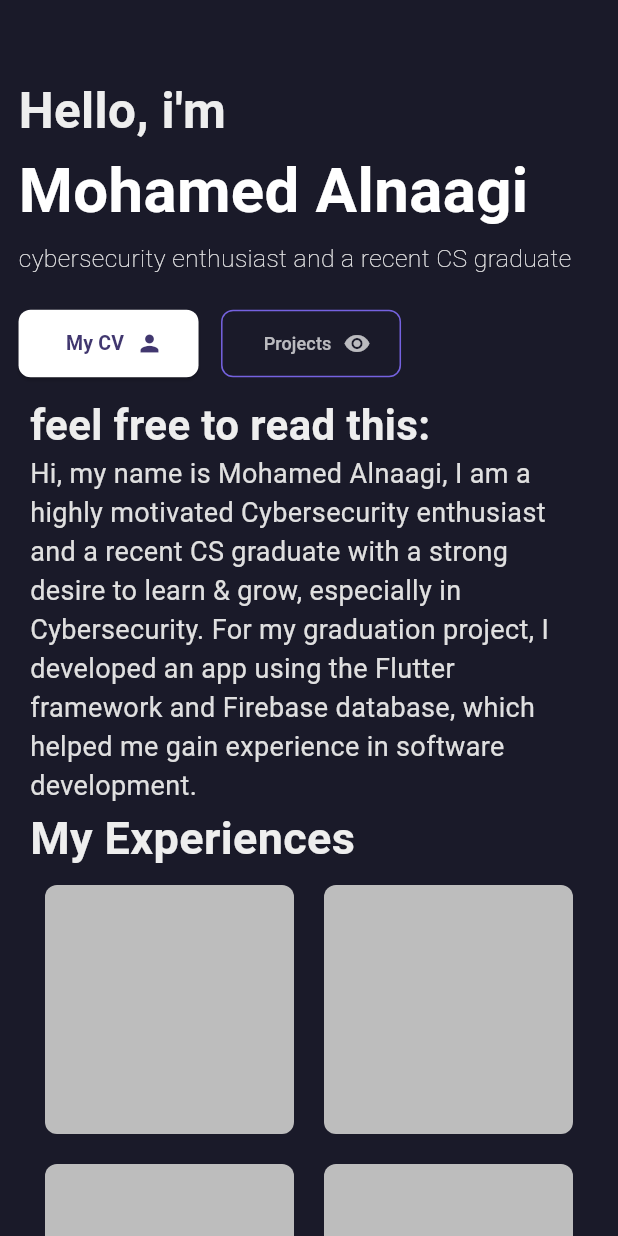
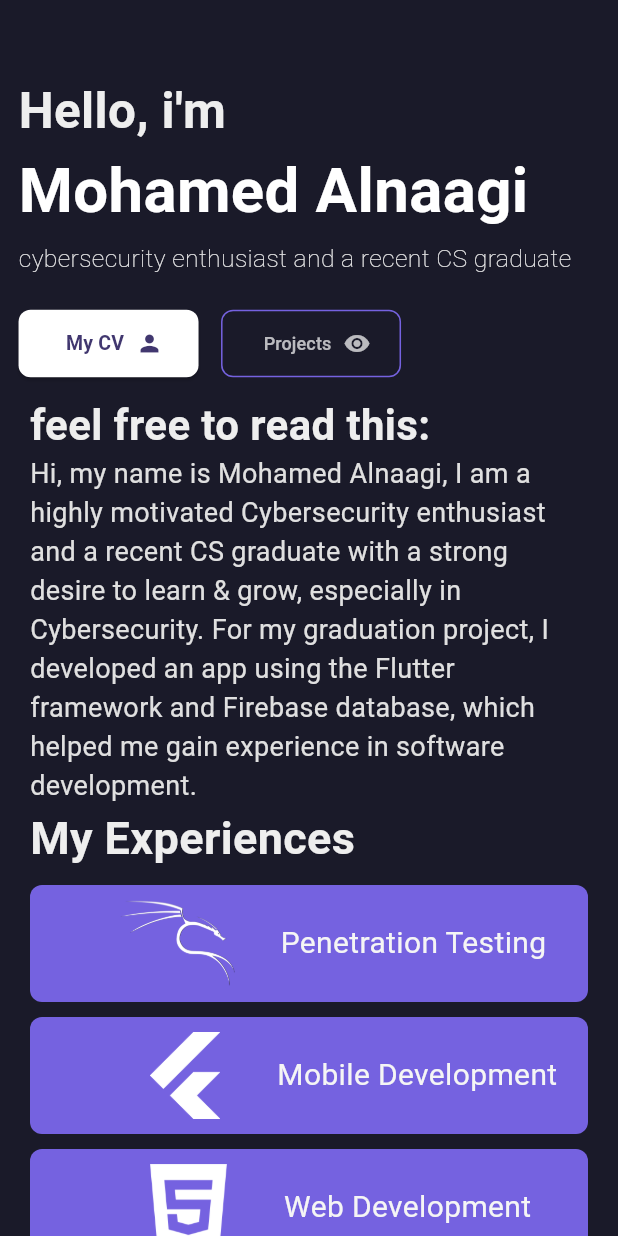
Before and after one commit to Alnaagi/Portfolio_Flutter_Webapp, a Flutter app: the screen it shows after launch, on a phone screen of 412 x 824 dp. Run offline on Flutter 3.47's test engine with Material 3 defaults, Android fonts, the phone set to English and light mode, and no system bars.

Commit message:
Update Code

```diff
--- a/lib/src/pages/home/about_me/about_me.dart
+++ b/lib/src/pages/home/about_me/about_me.dart
@@ -1,5 +1,5 @@
 import 'package:flutter/material.dart';
-import 'package:portfolio_flutter_webapp/src/pages/my_experiences/my_expirences.dart';
+import 'package:portfolio_flutter_webapp/src/pages/home/my_experiences/my_expirences.dart';
 
 class AboutMePage extends StatelessWidget {
   const AboutMePage({super.key});
--- a/lib/src/pages/home/home_page/homepage.dart
+++ b/lib/src/pages/home/home_page/homepage.dart
@@ -3,7 +3,7 @@ import 'package:portfolio_flutter_webapp/src/pages/home/about_me/about_me.dart';
 import 'package:portfolio_flutter_webapp/src/pages/home/footer/footer.dart';
 import 'package:portfolio_flutter_webapp/src/pages/home/intro_page/intro_page.dart';
 import 'package:portfolio_flutter_webapp/src/pages/home/navigation_bar/navigation_bar.dart';
-import 'package:portfolio_flutter_webapp/src/pages/my_experiences/my_expirences.dart';
+import 'package:portfolio_flutter_webapp/src/pages/home/my_experiences/my_expirences.dart';
 
 class HomePage extends StatelessWidget {
   const HomePage({super.key});
--- /dev/null
+++ b/lib/src/pages/home/my_experiences/my_expirences.dart
@@ -0,0 +1,238 @@
+import 'package:flutter/material.dart';
+
+class MyExperiencespage extends StatelessWidget {
+  const MyExperiencespage({super.key});
+
+  @override
+  Widget build(BuildContext context) {
+    double screenWidth = MediaQuery.of(context).size.width;
+    double screenHeight = MediaQuery.of(context).size.height;
+
+    return Column(
+      crossAxisAlignment: CrossAxisAlignment.start,
+      children: [
+        Text(
+          "My Experiences",
+          style: TextStyle(
+              color: Colors.grey.shade200,
+              fontSize: 30,
+              fontWeight: FontWeight.bold),
+        ),
+        // Row(
+        //   children: [
+        //     Container(
+        //       decoration: BoxDecoration(
+        //           color: Colors.white,
+        //           borderRadius: BorderRadiusDirectional.circular(20.0)),
+        //       height: 200,
+        //       width: 200,
+        //     ),
+        //     SizedBox(
+        //       width: 10,
+        //     ),
+        //     Container(
+        //       decoration: BoxDecoration(
+        //           color: Colors.white,
+        //           borderRadius: BorderRadiusDirectional.circular(20.0)),
+        //       height: 200,
+        //       width: 200,
+        //     ),
+        //     SizedBox(
+        //       width: 10,
+        //     ),
+        //     Container(
+        //       decoration: BoxDecoration(
+        //           color: Colors.white,
+        //           borderRadius: BorderRadiusDirectional.circular(20.0)),
+        //       height: 200,
+        //       width: 200,
+        //     ),
+        //     SizedBox(
+        //       width: 10,
+        //     ),
+        //     Container(
+        //       decoration: BoxDecoration(
+        //           color: Colors.white,
+        //           borderRadius: BorderRadiusDirectional.circular(20.0)),
+        //       height: 200,
+        //       width: 200,
+        //     ),
+        //   ],
+        // ),
+        AspectRatio(
+          aspectRatio: 1.5,
+          child: ListView.builder(
+            itemCount: 1,
+            itemBuilder: (context, index) {
+              return const MyTile();
+            },
+          ),
+        ),
+        // Expanded(
+        // child: ListView.builder(
+        //   itemCount: 4,
+        //   itemBuilder: (context, index) {
+        //     return const MyTile();
+        //   },
+        // ),
+        // ),
+      ],
+    );
+  }
+}
+
+// class MyBox extends StatelessWidget {
+//   @override
+//   Widget build(BuildContext context) {
+//     return Padding(
+//       padding: const EdgeInsets.all(10),
+//       child: Container(
+//         decoration: BoxDecoration(
+//           borderRadius: BorderRadius.circular(8),
+//           color: Colors.grey[400],
+//         ),
+//       ),
+//     );
+//   }
+// }
+
+class MyTile extends StatelessWidget {
+  const MyTile({Key? key}) : super(key: key);
+
+  @override
+  Widget build(BuildContext context) {
+    double screenWidth = MediaQuery.of(context).size.width;
+    double screenHeight = MediaQuery.of(context).size.height;
+
+    return Column(
+      children: [
+        Padding(
+          padding: const EdgeInsets.only(
+            top: 10,
+          ),
+          child: Container(
+            child: Row(
+              children: [
+                Padding(
+                  padding: const EdgeInsets.only(left: 50.0),
+                  child: Image(
+                    image: AssetImage(
+                      'assets/kali.png',
+                    ),
+                  ),
+                ),
+                Text(
+                  "Penetration Testing",
+                  style: TextStyle(
+                      color: Colors.grey.shade100,
+                      fontSize: 20,
+                      fontWeight: FontWeight.normal),
+                ),
+              ],
+            ),
+            height: 78,
+            width: double.infinity,
+            decoration: BoxDecoration(
+                borderRadius: BorderRadius.circular(8),
+                color: Color.fromARGB(255, 117, 98, 224)),
+          ),
+        ),
+        Padding(
+          padding: const EdgeInsets.only(
+            top: 10,
+          ),
+          child: Container(
+            child: Row(
+              children: [
+                Padding(
+                  padding: const EdgeInsets.only(
+                      left: 80.0, top: 10, bottom: 10, right: 38),
+                  child: Image(
+                    image: AssetImage(
+                      'assets/flutter.png',
+                    ),
+                  ),
+                ),
+                Text(
+                  "Mobile Development",
+                  style: TextStyle(
+                      color: Colors.grey.shade100,
+                      fontSize: 20,
+                      fontWeight: FontWeight.normal),
+                ),
+              ],
+            ),
+            height: 78,
+            width: double.infinity,
+            decoration: BoxDecoration(
+                borderRadius: BorderRadius.circular(8),
+                color: Color.fromARGB(255, 117, 98, 224)),
+          ),
+        ),
+        Padding(
+          padding: const EdgeInsets.only(
+            top: 10,
+          ),
+          child: Container(
+            child: Row(
+              children: [
+                Padding(
+                  padding: const EdgeInsets.only(
+                      left: 80.0, top: 10, bottom: 10, right: 38),
+                  child: Image(
+                    image: AssetImage(
+                      'assets/html.png',
+                    ),
+                  ),
+                ),
+                Text(
+                  "Web Development",
+                  style: TextStyle(
+                      color: Colors.grey.shade100,
+                      fontSize: 20,
+                      fontWeight: FontWeight.normal),
+                ),
+              ],
+            ),
+            height: 78,
+            width: double.infinity,
+            decoration: BoxDecoration(
+                borderRadius: BorderRadius.circular(8),
+                color: Color.fromARGB(255, 117, 98, 224)),
+          ),
+        ),
+        // Padding(
+        //   padding: const EdgeInsets.only(
+        //     top: 10,
+        //   ),
+        //   child: Container(
+        //     child: Row(
+        //       children: [
+        //         Padding(
+        //           padding: const EdgeInsets.only(left: 50.0),
+        //           child: Image(
+        //             image: AssetImage(
+        //               'assets/kali.png',
+        //             ),
+        //           ),
+        //         ),
+        //         Text(
+        //           "Penetration Testing",
+        //           style: TextStyle(
+        //               color: Colors.grey.shade100,
+        //               fontSize: 20,
+        //               fontWeight: FontWeight.normal),
+        //         ),
+        //       ],
+        //     ),
+        //     height: 78,
+        //     width: double.infinity,
+        //     decoration: BoxDecoration(
+        //         borderRadius: BorderRadius.circular(8),
+        //         color: Color.fromARGB(255, 117, 98, 224)),
+        //   ),
+        // ),
+      ],
+    );
+  }
+}
--- a/lib/src/pages/my_experiences/my_expirences.dart
+++ /dev/null
@@ -1,118 +0,0 @@
-import 'package:flutter/material.dart';
-
-class MyExperiencespage extends StatelessWidget {
-  const MyExperiencespage({super.key});
-
-  @override
-  Widget build(BuildContext context) {
-    double screenWidth = MediaQuery.of(context).size.width;
-    double screenHeight = MediaQuery.of(context).size.height;
-
-    return Column(
-      crossAxisAlignment: CrossAxisAlignment.start,
-      children: [
-        Text(
-          "My Experiences",
-          style: TextStyle(
-              color: Colors.grey.shade200,
-              fontSize: 30,
-              fontWeight: FontWeight.bold),
-        ),
-        // Row(
-        //   children: [
-        //     Container(
-        //       decoration: BoxDecoration(
-        //           color: Colors.white,
-        //           borderRadius: BorderRadiusDirectional.circular(20.0)),
-        //       height: 200,
-        //       width: 200,
-        //     ),
-        //     SizedBox(
-        //       width: 10,
-        //     ),
-        //     Container(
-        //       decoration: BoxDecoration(
-        //           color: Colors.white,
-        //           borderRadius: BorderRadiusDirectional.circular(20.0)),
-        //       height: 200,
-        //       width: 200,
-        //     ),
-        //     SizedBox(
-        //       width: 10,
-        //     ),
-        //     Container(
-        //       decoration: BoxDecoration(
-        //           color: Colors.white,
-        //           borderRadius: BorderRadiusDirectional.circular(20.0)),
-        //       height: 200,
-        //       width: 200,
-        //     ),
-        //     SizedBox(
-        //       width: 10,
-        //     ),
-        //     Container(
-        //       decoration: BoxDecoration(
-        //           color: Colors.white,
-        //           borderRadius: BorderRadiusDirectional.circular(20.0)),
-        //       height: 200,
-        //       width: 200,
-        //     ),
-        //   ],
-        // ),
-        AspectRatio(
-          aspectRatio: 1,
-          child: SizedBox(
-            width: double.infinity,
-            child: GridView.builder(
-              itemCount: 4,
-              gridDelegate: const SliverGridDelegateWithFixedCrossAxisCount(
-                  crossAxisCount: 2),
-              itemBuilder: (context, index) {
-                return MyBox();
-              },
-            ),
-          ),
-        ),
-        // Expanded(
-        //   child: ListView.builder(
-        //     itemCount: 4,
-        //     itemBuilder: (context, index) {
-        //       return const MyTile();
-        //     },
-        //   ),
-        // ),
-      ],
-    );
-  }
-}
-
-class MyBox extends StatelessWidget {
-  @override
-  Widget build(BuildContext context) {
-    return Padding(
-      padding: const EdgeInsets.all(10),
-      child: Container(
-        decoration: BoxDecoration(
-          borderRadius: BorderRadius.circular(8),
-          color: Colors.grey[400],
-        ),
-      ),
-    );
-  }
-}
-
-// class MyTile extends StatelessWidget {
-//   const MyTile({Key? key}) : super(key: key);
-
-//   @override
-//   Widget build(BuildContext context) {
-//     return Padding(
-//       padding: const EdgeInsets.all(8.0),
-//       child: Container(
-//         height: 78,
-//         decoration: BoxDecoration(
-//             borderRadius: BorderRadius.circular(8), color: Colors.grey[200]),
-//       ),
-//     );
-//   }
-// }
```
Also changed, not shown: assets/flutter.png (added), assets/html.png (added), assets/kali.png (added).
